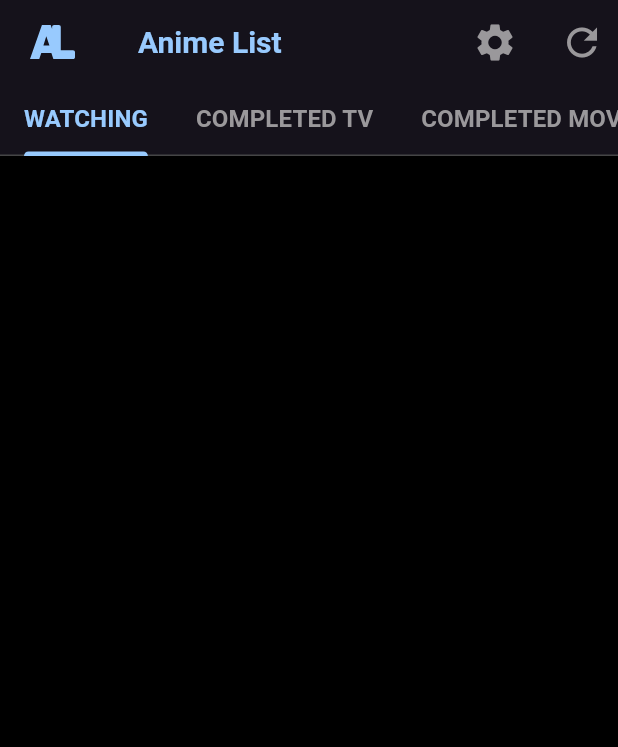
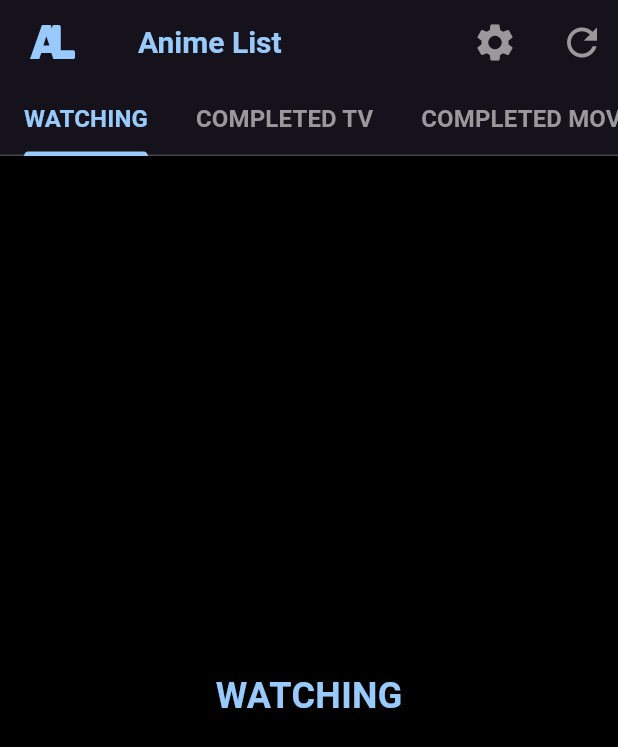
Before and after one commit to moaadhzair/Metia, a Flutter app: the screen it shows after launch, on a phone screen of 412 x 824 dp. Shown: the top 747 px of the screen. Run offline on Flutter 3.47's test engine with Material 3 defaults, Android fonts, the phone set to English and light mode, and no system bars; our stand-ins replace flutter_svg.

```diff
--- a/lib/pages/home_page.dart
+++ b/lib/pages/home_page.dart
@@ -118,7 +118,23 @@ class _HomePageState extends State<HomePage> {
             ),
 
             ),
-          body: Container(),
+          body: TabBarView(
+            children: tabs.map((String tabName) {
+              return Container(
+                color: Colors.black,
+                child: Center(
+                  child: Text(
+                    tabName,
+                    style: TextStyle(
+                      fontSize: 24,
+                      fontWeight: FontWeight.bold,
+                      color: MyColors["AppbarTextColor"],
+                    ),
+                  ),
+                ),
+              );
+            }).toList(),
+          ),
         ),
       ),
     );
```
